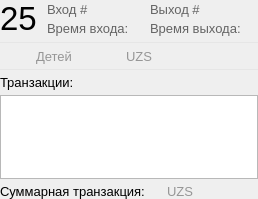
The window that Client/delegates/TransactionsFrame.ui (Baxulio/Attraction) describes before a commit, drawn with Qt 5.
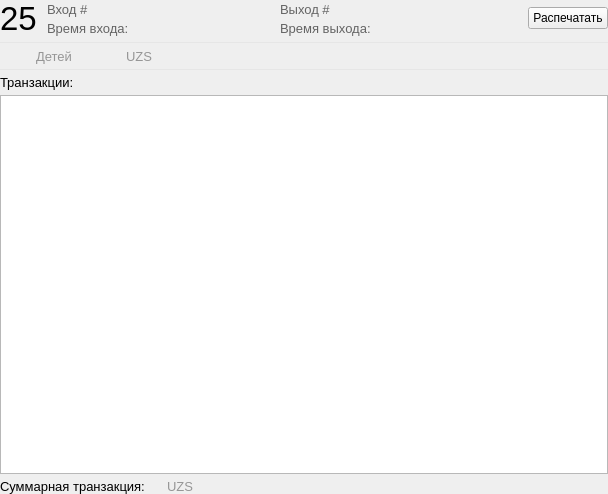
The same window after the commit. Icons and pictures are not drawn.

```diff
--- a/Client/delegates/TransactionsFrame.ui
+++ b/Client/delegates/TransactionsFrame.ui
@@ -6,8 +6,8 @@
    <rect>
     <x>0</x>
     <y>0</y>
-    <width>254</width>
-    <height>199</height>
+    <width>608</width>
+    <height>494</height>
    </rect>
   </property>
   <property name="windowTitle">
@@ -30,7 +30,7 @@
     <number>0</number>
    </property>
    <item>
-    <layout class="QHBoxLayout" name="horizontalLayout_10" stretch="0,1">
+    <layout class="QHBoxLayout" name="horizontalLayout_10" stretch="0,1,0">
      <property name="spacing">
       <number>10</number>
      </property>
@@ -246,6 +246,23 @@
        </item>
       </layout>
      </item>
+     <item>
+      <widget class="QPushButton" name="print_but">
+       <property name="text">
+        <string>Распечатать</string>
+       </property>
+       <property name="icon">
+        <iconset resource="../clientresources.qrc">
+         <normaloff>:/resources/glyphs/icon_print.png</normaloff>:/resources/glyphs/icon_print.png</iconset>
+       </property>
+       <property name="iconSize">
+        <size>
+         <width>22</width>
+         <height>32</height>
+        </size>
+       </property>
+      </widget>
+     </item>
     </layout>
    </item>
    <item>
```
